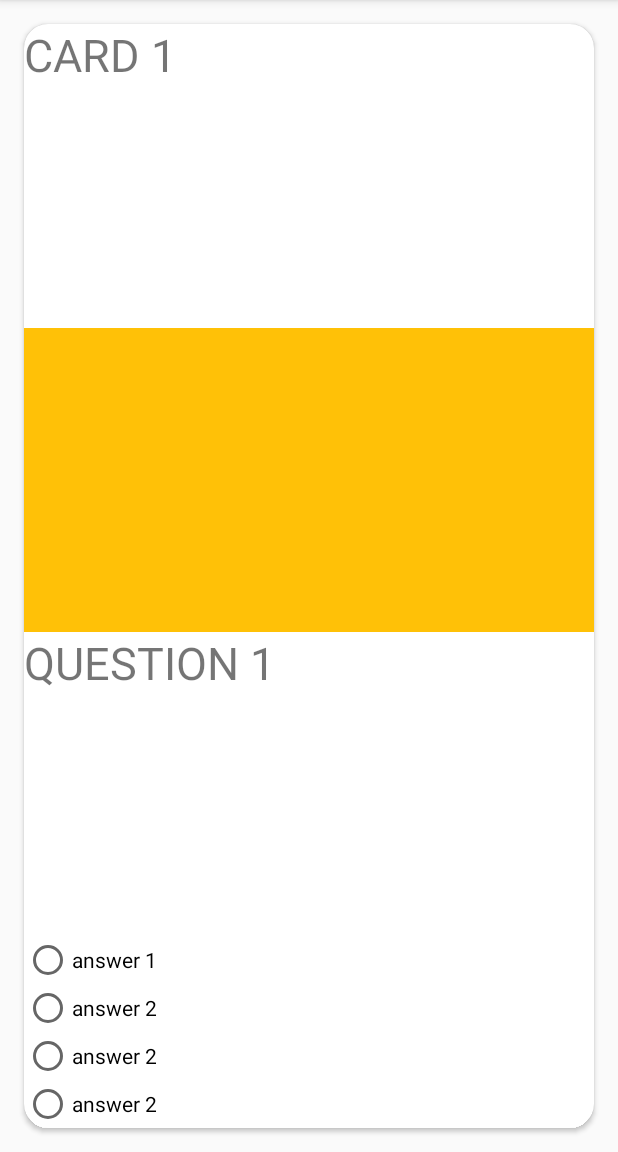
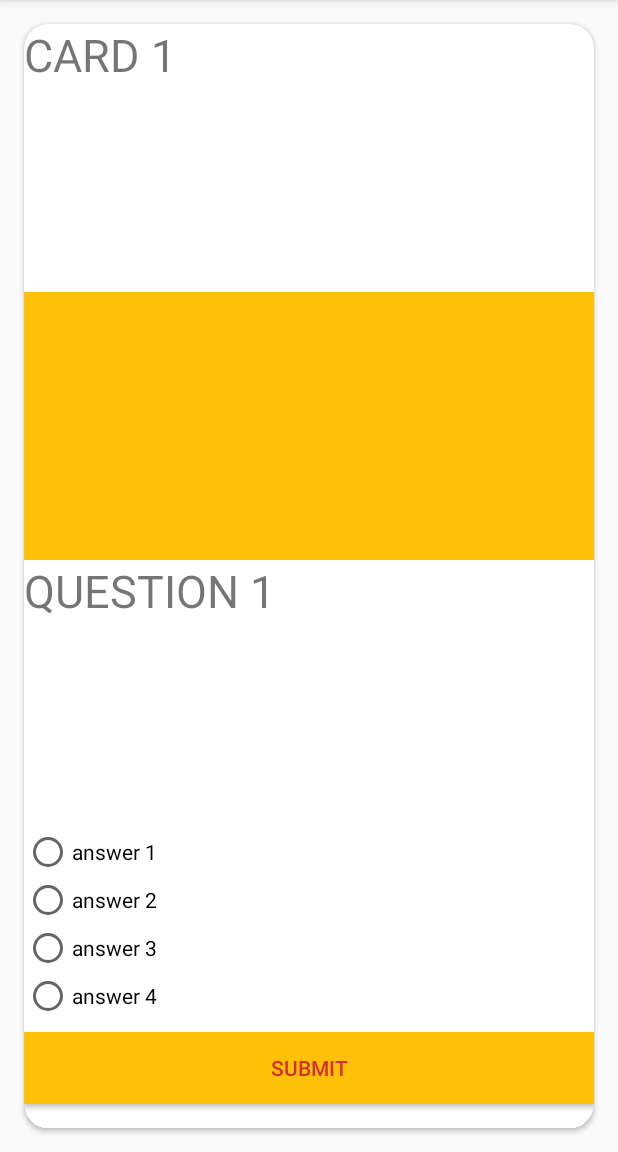
Before and after one commit to Melsara/EscapeThisQuiz, an Android app: the QuizCard screen opened directly, with no data from a screen before it, on a phone screen of 412 x 824 dp, the part 84-1236 px from its top. Run offline under Robolectric (Android 15) with nearby library versions, the phone set to English and light mode, and no system bars.

Commit message:
Trying to add a 6th card for the result. Not working (buttons in activity_quiz_card makes the app crashing when pressed).

```diff
--- a/app/src/main/AndroidManifest.xml
+++ b/app/src/main/AndroidManifest.xml
@@ -18,8 +18,9 @@
         </activity>
         <activity
             android:name=".QuizCard"
-            android:parentActivityName=".MainActivity"></activity>
-        <activity android:name=".RecyclerActivity"></activity>
+            android:parentActivityName=".MainActivity" />
+        <activity android:name=".RecyclerActivity" />
+        <activity android:name=".ResultCard"></activity>
     </application>
 
 </manifest>
--- a/app/src/main/java/com/sardegnaisoladicavalli/escapethisquiz/MainActivity.java
+++ b/app/src/main/java/com/sardegnaisoladicavalli/escapethisquiz/MainActivity.java
@@ -21,4 +21,5 @@ public class MainActivity extends AppCompatActivity {
         Intent intent = new Intent(this, RecyclerActivity.class);
         startActivity(intent);
     }
+
 }
--- a/app/src/main/java/com/sardegnaisoladicavalli/escapethisquiz/SubActivityData.java
+++ b/app/src/main/java/com/sardegnaisoladicavalli/escapethisquiz/SubActivityData.java
@@ -7,7 +7,7 @@ package com.sardegnaisoladicavalli.escapethisquiz;
 public class SubActivityData {
     protected String text;
     protected String question;
-       protected String radioText1;
+    protected String radioText1;
     protected String radioText2;
     protected String radioText3;
     protected String radioText4;
--- a/app/src/main/res/layout/activity_quiz_card.xml
+++ b/app/src/main/res/layout/activity_quiz_card.xml
@@ -27,6 +27,7 @@
             android:layout_gravity="center_vertical"
             android:text="CARD 1"
             android:textSize="30sp" />
+
 
         <ImageView
             android:id="@+id/card_image"
@@ -65,17 +66,31 @@
             <RadioButton android:id="@+id/card_answer3"
                 android:layout_width="wrap_content"
                 android:layout_height="wrap_content"
-                android:text="answer 2"
+                android:text="answer 3"
                 android:onClick="onRadioButtonClicked"/>
 
             <RadioButton android:id="@+id/card_answer4"
                 android:layout_width="wrap_content"
                 android:layout_height="wrap_content"
-                android:text="answer 2"
+                android:text="answer 4"
                 android:onClick="onRadioButtonClicked"/>
 
         </RadioGroup>
 
+        <Button
+            android:id="@+id/button_submit"
+            android:layout_width="match_parent"
+            android:layout_height="wrap_content"
+            android:layout_gravity="center_horizontal"
+            android:layout_marginBottom="@dimen/margin"
+            android:layout_marginTop="@dimen/half_margin"
+            android:text="Submit"
+            android:background="@color/colorAccent"
+            android:shadowColor="@color/lightPrimary"
+            android:onClick="onSubmitButtonClicked"
+            android:textColor="@color/colorPrimaryDark"
+            android:shadowRadius="@android:integer/config_longAnimTime"/>
+
     </LinearLayout>
 
 </android.support.v7.widget.CardView>
```
Also changed, not shown: app/src/main/java/com/sardegnaisoladicavalli/escapethisquiz/QuizCard.java (+9 -0 lines), app/src/main/java/com/sardegnaisoladicavalli/escapethisquiz/RecyclerActivity.java (+16 -1 lines), app/src/main/java/com/sardegnaisoladicavalli/escapethisquiz/ResultCard.java (added, +15 -0 lines), app/src/main/java/com/sardegnaisoladicavalli/escapethisquiz/SubActivityResult.java (added, +23 -0 lines), app/src/main/res/layout/activity_result_card.xml (added, +76 -0 lines).
